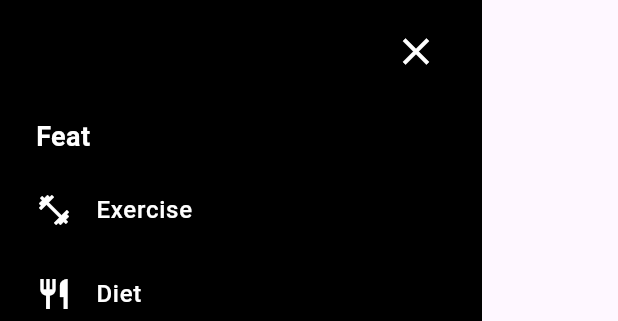
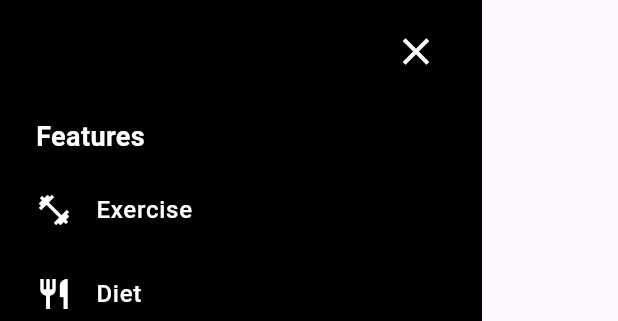
Before and after one commit to Extract001/Workout, a Flutter app: the MenuScreen widget shown alone on an empty page, opened directly, on a phone screen of 412 x 824 dp. Shown: the top 321 px of the screen. Run offline on Flutter 3.47's test engine with Material 3 defaults, Android fonts, the phone set to English and light mode, and no system bars; network calls fail.

Commit message:
reversed name

```diff
--- a/lib/menu_screen.dart
+++ b/lib/menu_screen.dart
@@ -69,7 +69,7 @@ class MenuScreen extends StatelessWidget {
                         ),
                       ),
                     ),
-                    sectionHeader("Feat", Colors.white),
+                    sectionHeader("Features", Colors.white),
 
                     // FIXED: Removed TextButton, passed navigation straight to menuTile
                     menuTile(
```
